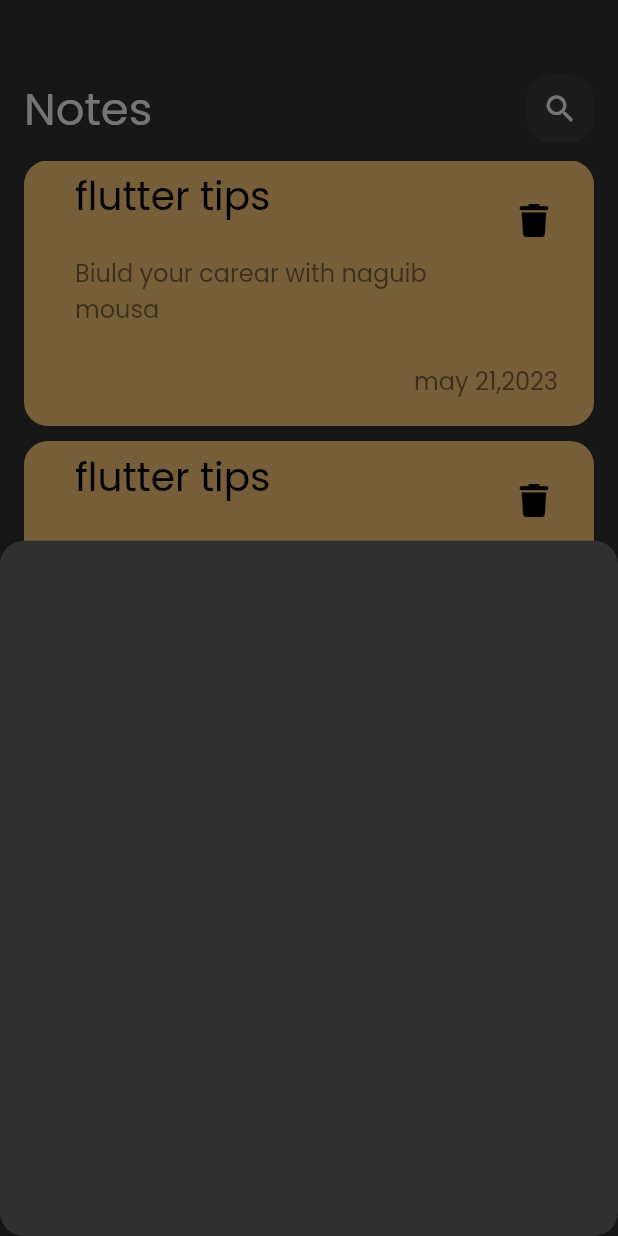
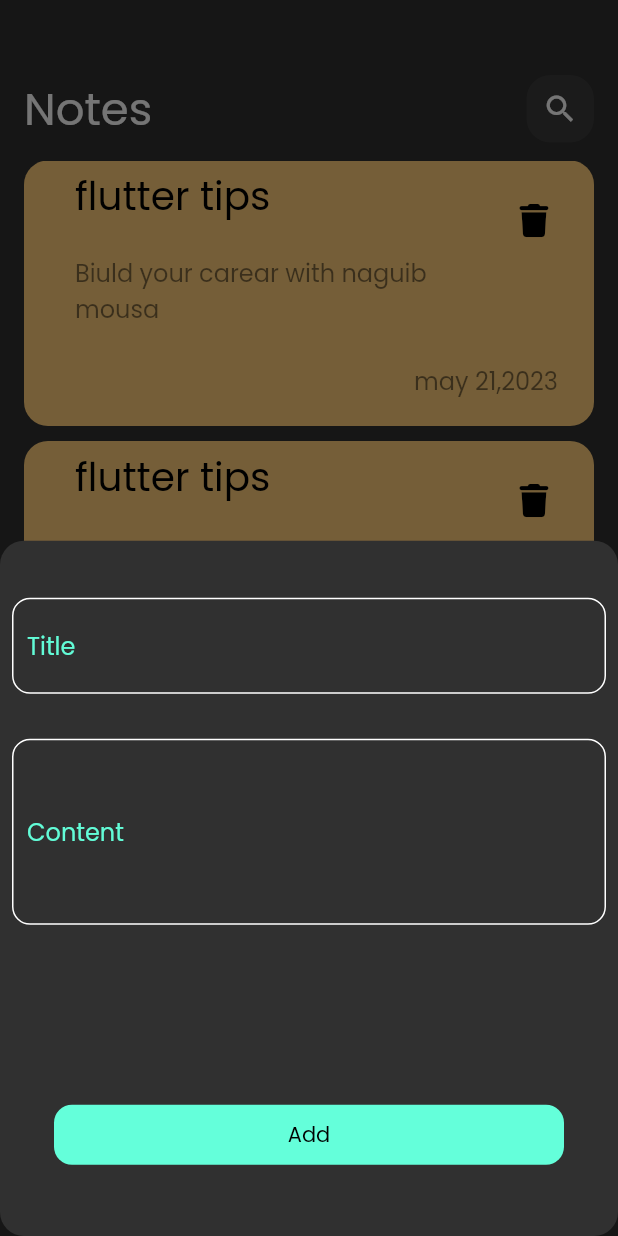
Before and after one commit to Naguib5/NotesApp, a Flutter app: the screen it shows after launch, after a tap on the "add" icon, on a phone screen of 412 x 824 dp. Run offline on Flutter 3.47's test engine with Material 2 defaults, Android fonts, the phone set to English and light mode, and no system bars; our stand-ins replace font_awesome_flutter.

Commit message:
create customTextField

```diff
--- a/lib/views/Notes_view.dart
+++ b/lib/views/Notes_view.dart
@@ -7,6 +7,7 @@ class Notes_view extends StatelessWidget {
   Widget build(BuildContext context) {
     return Scaffold(
       floatingActionButton: FloatingActionButton(
+          backgroundColor: Colors.tealAccent,
           onPressed: (){
            showModalBottomSheet(
              shape: RoundedRectangleBorder(
--- a/lib/widget/ShowNotesBottomSheet.dart
+++ b/lib/widget/ShowNotesBottomSheet.dart
@@ -1,10 +1,44 @@
 
 import 'package:flutter/cupertino.dart';
+import 'package:flutter/material.dart';
+import 'package:notes_app/widget/customTextField.dart';
 class ShowNotesBottomSheet extends StatelessWidget {
   const ShowNotesBottomSheet({super.key});
-
   @override
   Widget build(BuildContext context) {
-    return Container();
+    return Padding(
+      padding: const EdgeInsets.all(8.0),
+      child: Column(
+        children: [
+          CustomTextField(
+            hintText: 'Title',
+            edgeInsets: EdgeInsets.only(top: 40,left: 10),
+
+          ),
+        CustomTextField(
+          hintText: 'Content',
+          edgeInsets: EdgeInsets.only(top: 100,left: 10),
+        ),
+          SizedBox(height: 120,),
+          Container(
+            decoration: BoxDecoration(
+              borderRadius: BorderRadius.circular(12),
+              color: Colors.tealAccent,
+            ),
+            height: 40,
+            width: 340,
+            child: TextButton(
+                onPressed: (){},
+                child: Text(
+                  'Add',style: TextStyle(
+                  color: Colors.black,
+                ),),
+            ),
+          )
+        ],
+      ),
+    );
   }
+
+
 }
--- /dev/null
+++ b/lib/widget/constant.dart
@@ -0,0 +1,2 @@
+import 'package:flutter/animation.dart';
+const kPrimeryColor = Color(0xff62FCD7);
--- /dev/null
+++ b/lib/widget/customTextField.dart
@@ -0,0 +1,36 @@
+
+import 'package:flutter/cupertino.dart';
+import 'package:flutter/material.dart';
+import 'package:notes_app/widget/constant.dart';
+class CustomTextField extends StatelessWidget {
+   CustomTextField({required this.hintText,required this.edgeInsets});
+  String hintText;
+   EdgeInsets edgeInsets;
+  @override
+  Widget build(BuildContext context) {
+    return   Padding(
+      padding: const EdgeInsets.only(top: 30),
+      child: TextField(
+        cursorColor: kPrimeryColor,
+        decoration: InputDecoration(
+          contentPadding: edgeInsets,
+          hintText: hintText,
+          hintStyle: TextStyle(
+              color: kPrimeryColor
+          ),
+          border: BuildBorder(color: Colors.white),
+          enabledBorder: BuildBorder(color: Colors.white),
+          focusedBorder:  BuildBorder(color: kPrimeryColor),
+        ),
+      ),
+    );
+  }
+}
+OutlineInputBorder BuildBorder({ Color color=Colors.white}) {
+  return OutlineInputBorder(
+    borderSide:BorderSide(
+      color: color,
+    ) ,
+    borderRadius: BorderRadius.circular(12),
+  );
+}
```
